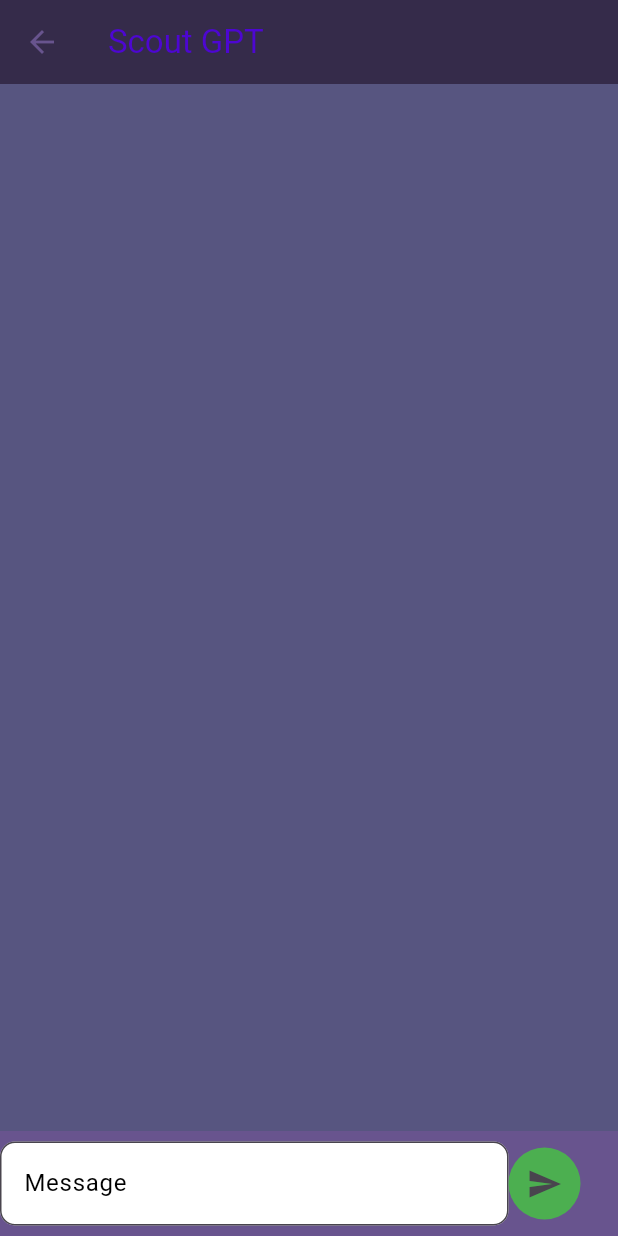
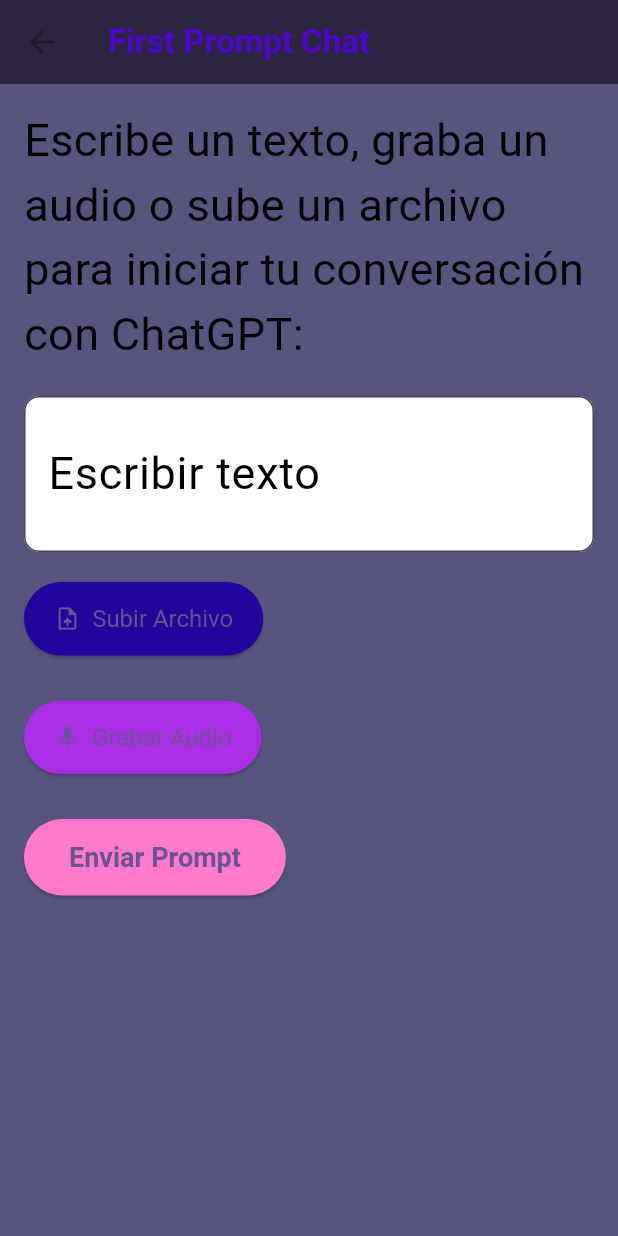
Before and after one commit to armandomm09/hackpue, a Flutter app: the appServices screen opened directly, after a tap on "Chatear con ChatGPT", on a phone screen of 412 x 824 dp. Run offline on Flutter 3.47's test engine with Material 3 defaults, Android fonts, the phone set to English and light mode, and no system bars; our stand-ins replace awesome_snackbar_content, carousel_slider, cloud_firestore, file_picker, firebase_auth, firebase_core and 1 more; accounts and stored records are empty.

Commit message:
First Promt Chat

```diff
--- a/lib/pages/app_intro/services.dart
+++ b/lib/pages/app_intro/services.dart
@@ -3,7 +3,8 @@
 import 'package:hackpue/components/my_carousel_item.dart';
 import 'package:hackpue/constants.dart';
 import 'package:hackpue/pages/askUserInfo.dart';
-import 'package:hackpue/pages/chat/chat_with_database.dart'; // Asegúrate de tener este archivo
+import 'package:hackpue/pages/chat/chat_with_database.dart';
+import 'package:hackpue/pages/chat/firstChatPromt.dart'; // Asegúrate de tener este archivo
 
 class appServices extends StatelessWidget {
   const appServices({super.key});
@@ -61,7 +62,7 @@
                           Navigator.push(
                             context,
                             MaterialPageRoute(
-                              builder: (context) => const ChatWithDatabase(),
+                              builder: (context) => const FirstPromptChat(),
                             ),
                           );
                         },
--- /dev/null
+++ b/lib/pages/chat/firstChatPromt.dart
@@ -0,0 +1,110 @@
+import 'dart:ui';
+
+import 'package:flutter/material.dart';
+import 'package:file_picker/file_picker.dart';
+import 'package:hackpue/constants.dart';
+import 'package:permission_handler/permission_handler.dart';
+
+
+class FirstPromptChat extends StatefulWidget {
+  const FirstPromptChat({super.key});
+
+  @override
+  _FirstPromptChatState createState() => _FirstPromptChatState();
+}
+
+class _FirstPromptChatState extends State<FirstPromptChat> {
+  final TextEditingController _textController = TextEditingController();
+  String? _selectedFile;
+  bool _isRecording = false;
+
+  @override
+  Widget build(BuildContext context) {
+    return Scaffold(
+      backgroundColor: myBackGroundColor,
+      appBar: AppBar(
+        title: Text(
+          'First Prompt Chat',
+          style: TextStyle(
+            color: myTitleColor,
+            fontWeight: FontWeight.bold,
+          ),
+        ),
+        backgroundColor: appBarBackgorundColor,
+      ),
+      body: Padding(
+        padding: const EdgeInsets.all(16.0),
+        child: Column(
+          crossAxisAlignment: CrossAxisAlignment.start,
+          children: [
+            Text(
+              'Escribe un texto, graba un audio o sube un archivo para iniciar tu conversación con ChatGPT:',
+              style: formLabelTextStyle,
+            ),
+            const SizedBox(height: 20),
+            TextField(
+              controller: _textController,
+              decoration: InputDecoration(
+                labelText: 'Escribir texto',
+                labelStyle: formLabelTextStyle,
+                filled: true,
+                fillColor: formInputBackgroundColor,
+                border: OutlineInputBorder(
+                  borderRadius: BorderRadius.circular(10),
+                ),
+              ),
+              maxLines: 3,
+            ),
+            const SizedBox(height: 20),
+            ElevatedButton.icon(
+              onPressed: _pickFile,
+              icon: Icon(Icons.upload_file),
+              label: Text('Subir Archivo'),
+              style: ElevatedButton.styleFrom(
+                backgroundColor: deepPurple,
+                padding: const EdgeInsets.symmetric(horizontal: 20, vertical: 15),
+                textStyle: const TextStyle(fontSize: 16),
+              ),
+            ),
+            const SizedBox(height: 10),
+            if (_selectedFile != null)
+              Text(
+                'Archivo seleccionado: $_selectedFile',
+                style: formLabelTextStyle,
+              ),
+            const SizedBox(height: 20),
+            ElevatedButton.icon(
+              onPressed: _isRecording ? null : () {},
+              icon: Icon(_isRecording ? Icons.mic_off : Icons.mic),
+              label: Text(_isRecording ? 'Grabando...' : 'Grabar Audio'),
+              style: ElevatedButton.styleFrom(
+                backgroundColor: lavender,
+                padding: const EdgeInsets.symmetric(horizontal: 20, vertical: 15),
+                textStyle: const TextStyle(fontSize: 16),
+              ),
+            ),
+            const SizedBox(height: 30),
+            ElevatedButton(
+              onPressed: () {},
+              child: Text('Enviar Prompt'),
+              style: ElevatedButton.styleFrom(
+                backgroundColor: pink,
+                padding: const EdgeInsets.symmetric(horizontal: 30, vertical: 15),
+                textStyle: const TextStyle(fontSize: 18, fontWeight: FontWeight.bold),
+              ),
+            ),
+          ],
+        ),
+      ),
+    );
+  }
+
+  Future<void> _pickFile() async {
+    FilePickerResult? result = await FilePicker.platform.pickFiles();
+    if (result != null) {
+      setState(() {
+        _selectedFile = result.files.single.name;
+      });
+    }
+  }
+}
--- a/pubspec.yaml
+++ b/pubspec.yaml
@@ -42,6 +42,8 @@
   http: ^1.2.1
   uuid: ^4.4.0
   awesome_snackbar_content: ^0.1.3
+  permission_handler: ^11.3.1
+  file_picker: ^8.0.5
 
 dev_dependencies:
   flutter_test:
```
Also changed, not shown: pubspec.lock, 2 other files.
